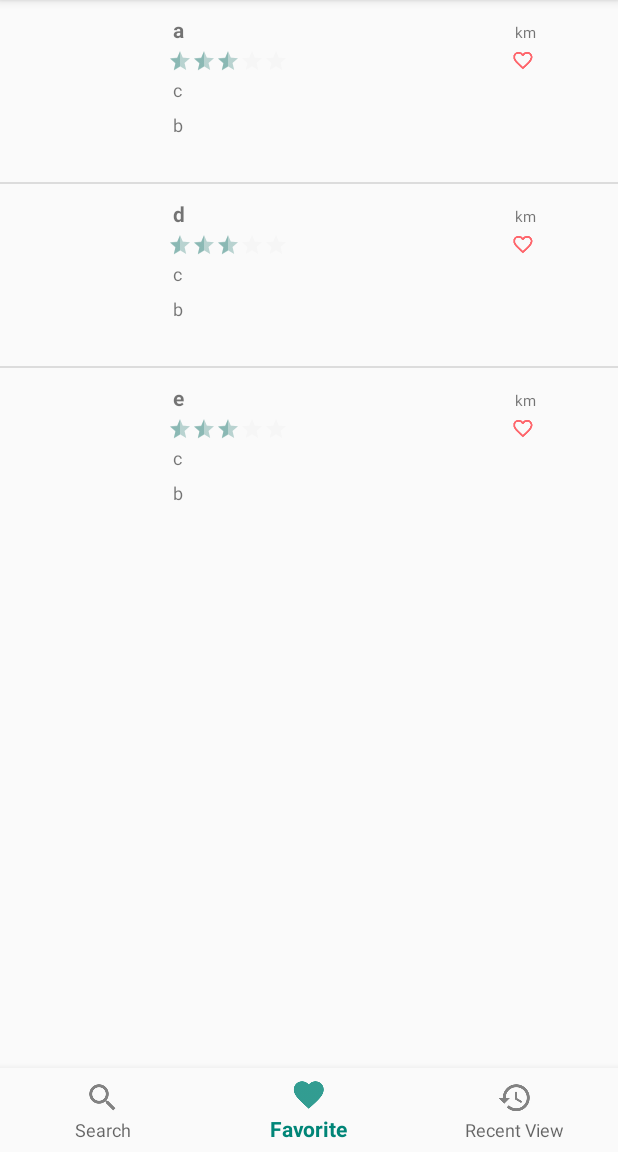
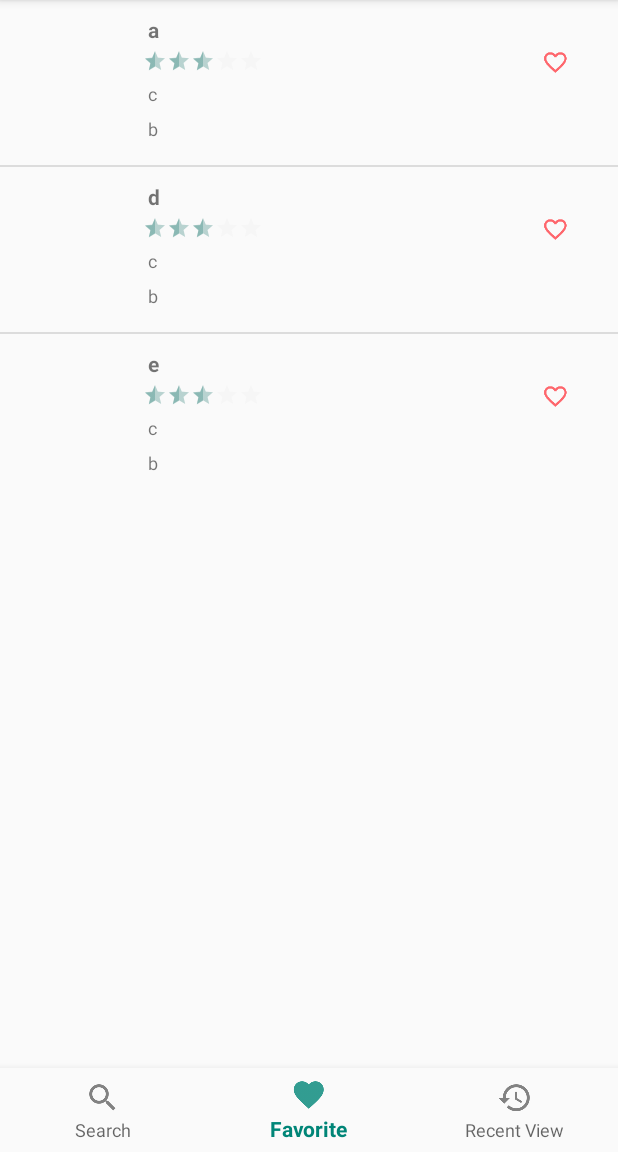
Before and after one commit to mrhoangmai93/CSIS3175-Project, an Android app: the screen it shows after launch (MainActivity), item 2 of the bottom bar chosen, on a phone screen of 412 x 824 dp, the part 84-1236 px from its top. Run offline under Robolectric (Android 15) with nearby library versions, the phone set to English and light mode, and no system bars; libraries missing offline, so code that uses them is left out: com.rapidapi.rapidconnect; 3 statements that could not run were skipped.

Commit message:
revise layout

```diff
--- a/app/build.gradle
+++ b/app/build.gradle
@@ -9,6 +9,7 @@ android {
         versionCode 1
         versionName "1.0"
         testInstrumentationRunner "android.support.test.runner.AndroidJUnitRunner"
+
     }
     buildTypes {
         release {
@@ -16,6 +17,7 @@ android {
             proguardFiles getDefaultProguardFile('proguard-android.txt'), 'proguard-rules.pro'
         }
     }
+    buildToolsVersion = '28.0.3'
 }
 
 dependencies {
--- a/app/src/main/java/com/example/amynguyen/foodlover/Fragments/SearchFragment.java
+++ b/app/src/main/java/com/example/amynguyen/foodlover/Fragments/SearchFragment.java
@@ -2,6 +2,7 @@ package com.example.amynguyen.foodlover.Fragments;
 
 import android.app.Fragment;
 import android.content.pm.PackageManager;
+import android.graphics.drawable.Drawable;
 import android.location.Criteria;
 import android.location.Location;
 import android.location.LocationListener;
@@ -15,6 +16,7 @@ import android.util.Log;
 import android.view.LayoutInflater;
 import android.view.Menu;
 import android.view.MenuInflater;
+import android.view.MotionEvent;
 import android.view.View;
 import android.view.ViewGroup;
 import android.widget.AdapterView;
@@ -95,6 +97,7 @@ public class SearchFragment extends android.support.v4.app.Fragment {
                 locationSearch.setVisibility(view.VISIBLE);
                 foodSearch.onActionViewExpanded();
                 getBusinessList();
+
                 locationSearch.setOnClickListener(new View.OnClickListener() {
                     @Override
                     public void onClick(View view) {
@@ -113,18 +116,28 @@ public class SearchFragment extends android.support.v4.app.Fragment {
         });
 
         myList = (NoScrollListView) mainView.findViewById(R.id.listViewResult);
+
         myAdapter = new BusinessLineItemAdapter(businessInfo, getContext());
 
 
         myList.setAdapter(myAdapter);
+
+
         myList.setOnItemClickListener(new AdapterView.OnItemClickListener() {
             @Override
             public void onItemClick(AdapterView<?> parent, View view, int position, long id) {
                 favorite = (ImageView) view.findViewById(R.id.imageViewFavorite);
 
-                    favorite.setImageResource(R.drawable.ic_favorite);
+                    favorite.setOnClickListener(new View.OnClickListener() {
+                        @Override
+                        public void onClick(View view) {
+
+                            favorite.setImageResource(R.drawable.ic_favorite); }
+
+                    });
             }
         });
+
 
 
     }
@@ -199,7 +212,7 @@ public class SearchFragment extends android.support.v4.app.Fragment {
         String imageURL = business.get("image_url").getAsString();
         Business businessObj = new Business(name, address, category, rating, imageURL);
         System.out.println(business.get("distance").getAsDouble() * 0.001);
-        businessObj.setDistanceFromCurrentLocation(String.valueOf(Math.round((business.get("distance").getAsDouble() * 0.001) * 100.0) / 100.0) + "km");
+        businessObj.setDistanceFromCurrentLocation(String.valueOf(Math.round((business.get("distance").getAsDouble() * 0.001) * 100.0) / 100.0) + " km");
         return businessObj;
     }
     private Location getLastKnownLocation() {
--- a/app/src/main/res/layout/fragment_search.xml
+++ b/app/src/main/res/layout/fragment_search.xml
@@ -85,8 +85,7 @@
         android:inputType="number"
         android:textAlignment="center"
         android:textSize="16sp"
-        android:autofillHints=""
-        />
+        android:autofillHints="" />
 
     <Spinner
         android:id="@+id/spinner"
--- a/app/src/main/res/layout/layout_items.xml
+++ b/app/src/main/res/layout/layout_items.xml
@@ -7,8 +7,8 @@
 
     <ImageView
         android:id="@+id/imgRestaurant"
-        android:layout_width="96dp"
-        android:layout_height="97dp"
+        android:layout_width="81dp"
+        android:layout_height="86dp"
         android:layout_marginStart="8dp"
         android:layout_marginTop="16dp"
         android:layout_marginEnd="8dp"
@@ -20,14 +20,15 @@
         app:layout_constraintStart_toStartOf="parent"
         app:layout_constraintTop_toTopOf="parent"
         app:layout_constraintVertical_bias="0.0"
-        app:srcCompat="@android:color/white" />
+        app:srcCompat="@android:color/white"
+        android:adjustViewBounds="true"
+        android:scaleType="centerCrop"/>
 
     <TableLayout
         android:id="@+id/tableBusiness"
         android:layout_width="0dp"
-        android:layout_height="94dp"
-        android:layout_marginEnd="8dp"
-        android:layout_marginStart="8dp"
+        android:layout_height="87dp"
+        android:layout_marginStart="6dp"
         android:layout_marginTop="6dp"
         app:layout_constraintBottom_toBottomOf="parent"
         app:layout_constraintEnd_toEndOf="parent"
@@ -42,23 +43,24 @@
 
             <TextView
                 android:id="@+id/txtName"
-                android:layout_width="228dp"
+                android:layout_width="258dp"
                 android:padding="3dip"
-                android:text="Name"
                 android:textStyle="bold" />
 
             <TextView
                 android:id="@+id/txtDistance"
-                android:layout_width="35dp"
+                android:layout_width="48dp"
+                android:layout_height="25dp"
                 android:padding="3dip"
-                android:text="km"
                 android:textAlignment="viewStart"
                 android:textSize="10sp" />
         </TableRow>
+
         <android.support.constraint.ConstraintLayout>
+
             <TableRow
-                android:layout_width="264dp"
-                android:layout_height="15dp">
+                android:layout_width="294dp"
+                android:layout_height="18dp">
 
 
                 <RatingBar
@@ -70,28 +72,30 @@
 
                 <ImageView
                     android:id="@+id/imageViewFavorite"
-                    android:layout_width="313dp"
+                    android:layout_width="390dp"
                     android:layout_height="match_parent"
+                    android:contentDescription="@string/favoriteIcon"
                     app:srcCompat="@drawable/ic_favorite_border" />
 
 
             </TableRow>
         </android.support.constraint.ConstraintLayout>
+
         <TableRow
             android:layout_width="match_parent"
             android:layout_height="match_parent">
+
             <android.support.constraint.ConstraintLayout>
 
                 <TextView
                     android:id="@+id/txtCategory"
                     android:layout_width="0dp"
                     android:layout_height="wrap_content"
-                    android:layout_marginEnd="0dp"
                     android:padding="3dip"
-                    android:text="Type"
                     android:textSize="12sp"
                     app:layout_constraintEnd_toEndOf="parent"
-                    app:layout_constraintStart_toStartOf="parent" /></android.support.constraint.ConstraintLayout>
+                    app:layout_constraintStart_toStartOf="parent" />
+            </android.support.constraint.ConstraintLayout>
         </TableRow>
 
         <TableRow
@@ -102,13 +106,14 @@
 
                 <TextView
                     android:id="@+id/txtAddress"
-                    android:layout_width="0dp"
-                    android:layout_height="wrap_content"
+                    android:layout_width="265dp"
+                    android:layout_height="23dp"
                     android:padding="3dip"
-                    android:text="Address"
                     android:textSize="12sp"
                     app:layout_constraintEnd_toEndOf="parent"
-                    app:layout_constraintStart_toStartOf="parent" /></android.support.constraint.ConstraintLayout>
+                    app:layout_constraintStart_toStartOf="parent"
+                    tools:layout_editor_absoluteY="0dp" />
+            </android.support.constraint.ConstraintLayout>
         </TableRow>
 
     </TableLayout>
--- a/app/src/main/res/values/strings.xml
+++ b/app/src/main/res/values/strings.xml
@@ -12,6 +12,7 @@
     <string name="txtSortBy">Sort By</string>
     <string name="startImgDescription">Img Start</string>
     <string name="imgRestaurant">restaurant image</string>
+    <string name="favoriteIcon">Favorite List Added</string>
     <string-array name="sortBy">
         <item>Price</item>
         <item>Best Match</item>
```
